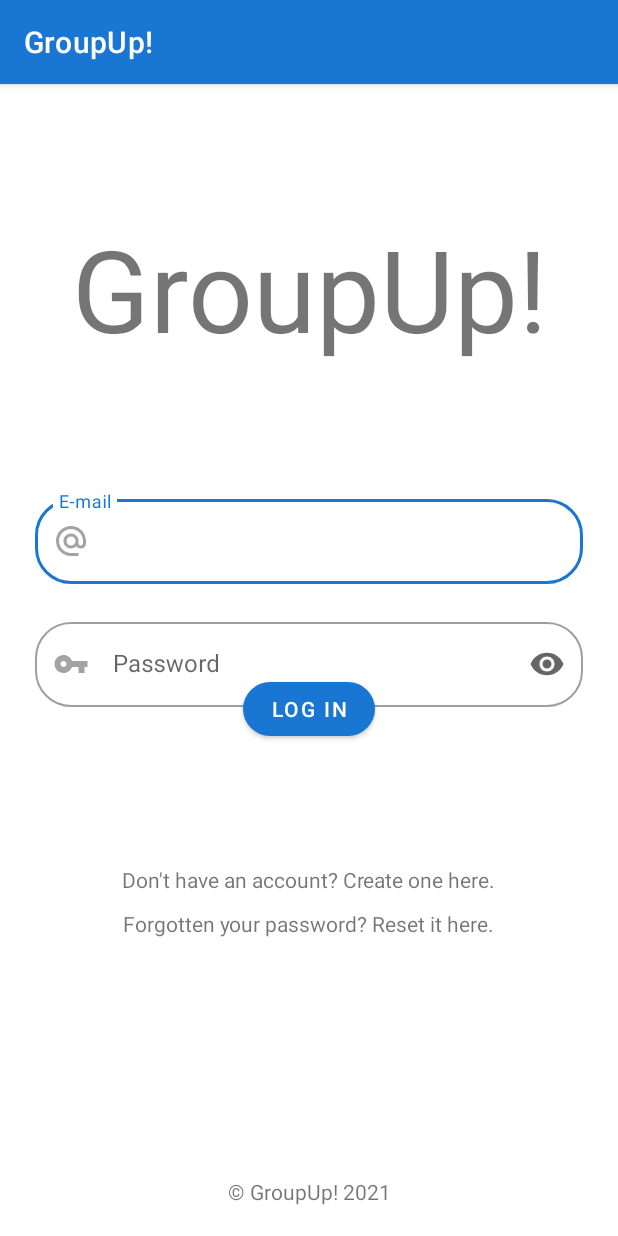
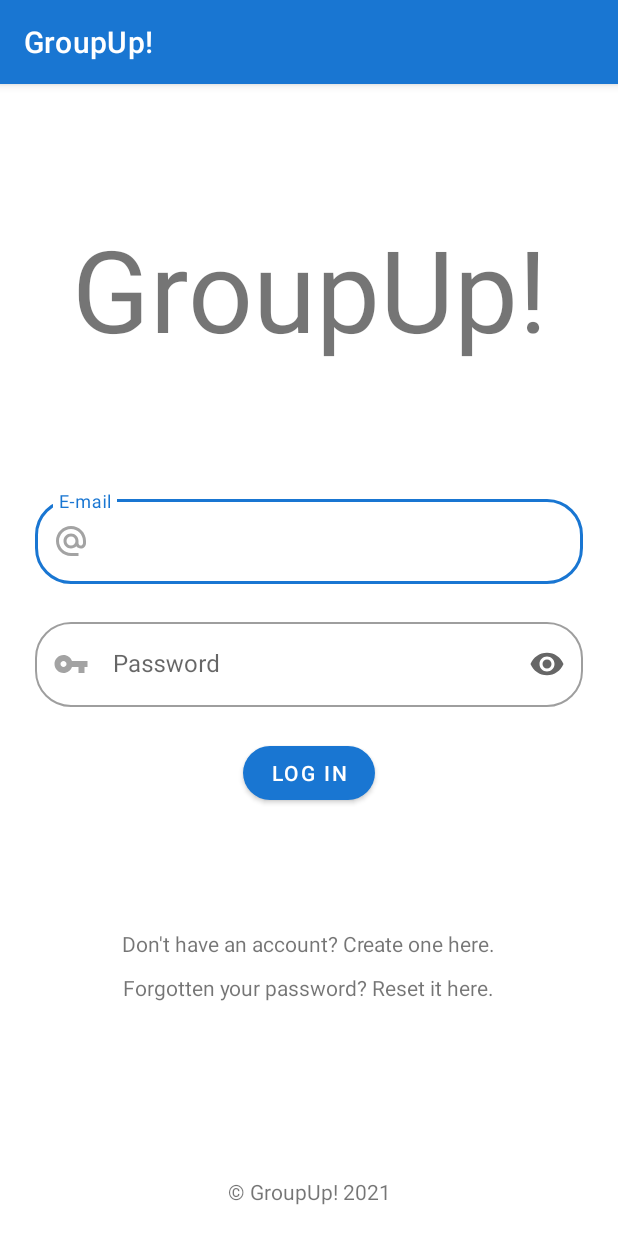
Before and after one commit to EndiMuceku/GroupUp, an Android app: the screen it shows after launch (MainActivity), on a phone screen of 412 x 824 dp. Run offline under Robolectric (Android 15) with nearby library versions, the phone set to English and light mode, and no system bars.

Commit message:
minor fixes (1)

```diff
--- a/app/src/main/res/layout/activity_main.xml
+++ b/app/src/main/res/layout/activity_main.xml
@@ -13,16 +13,16 @@
         android:layout_height="wrap_content"
         android:layout_marginBottom="20dp"
         android:hint="@string/e_mail"
+        app:boxCornerRadiusBottomEnd="24dp"
+        app:boxCornerRadiusBottomStart="24dp"
+        app:boxCornerRadiusTopEnd="24dp"
+        app:boxCornerRadiusTopStart="24dp"
         app:endIconMode="custom"
         app:layout_constraintBottom_toTopOf="@+id/password_input"
         app:layout_constraintEnd_toEndOf="parent"
         app:layout_constraintStart_toStartOf="parent"
         app:startIconContentDescription="email icon"
-        app:startIconDrawable="@drawable/email_icon"
-        app:boxCornerRadiusTopEnd="24dp"
-        app:boxCornerRadiusTopStart="24dp"
-        app:boxCornerRadiusBottomStart="24dp"
-        app:boxCornerRadiusBottomEnd="24dp">
+        app:startIconDrawable="@drawable/email_icon">
 
         <com.google.android.material.textfield.TextInputEditText
             android:layout_width="match_parent"
@@ -35,17 +35,17 @@
         style="@style/Widget.MaterialComponents.TextInputLayout.OutlinedBox"
         android:layout_width="365dp"
         android:layout_height="wrap_content"
+        app:boxCornerRadiusBottomEnd="24dp"
+        app:boxCornerRadiusBottomStart="24dp"
+        app:boxCornerRadiusTopEnd="24dp"
+        app:boxCornerRadiusTopStart="24dp"
         app:endIconMode="password_toggle"
         app:layout_constraintBottom_toBottomOf="parent"
         app:layout_constraintEnd_toEndOf="parent"
         app:layout_constraintStart_toStartOf="parent"
         app:layout_constraintTop_toTopOf="parent"
         app:startIconContentDescription="password icon"
-        app:startIconDrawable="@drawable/password_icon"
-        app:boxCornerRadiusTopEnd="24dp"
-        app:boxCornerRadiusTopStart="24dp"
-        app:boxCornerRadiusBottomStart="24dp"
-        app:boxCornerRadiusBottomEnd="24dp">
+        app:startIconDrawable="@drawable/password_icon">
 
         <com.google.android.material.textfield.TextInputEditText
             android:layout_width="match_parent"
@@ -58,10 +58,9 @@
         android:id="@+id/logInButton"
         android:layout_width="wrap_content"
         android:layout_height="wrap_content"
-        android:layout_marginBottom="350dp"
+        android:layout_marginTop="20dp"
         android:text="@string/log_in"
         app:cornerRadius="20dp"
-        app:layout_constraintBottom_toBottomOf="parent"
         app:layout_constraintEnd_toEndOf="parent"
         app:layout_constraintStart_toStartOf="parent"
         app:layout_constraintTop_toBottomOf="@+id/password_input" />
@@ -97,7 +96,7 @@
         app:layout_constraintStart_toStartOf="parent" />
 
     <TextView
-        android:id="@+id/textView4"
+        android:id="@+id/GroupUpTitle"
         android:layout_width="wrap_content"
         android:layout_height="wrap_content"
         android:text="@string/title"
```
